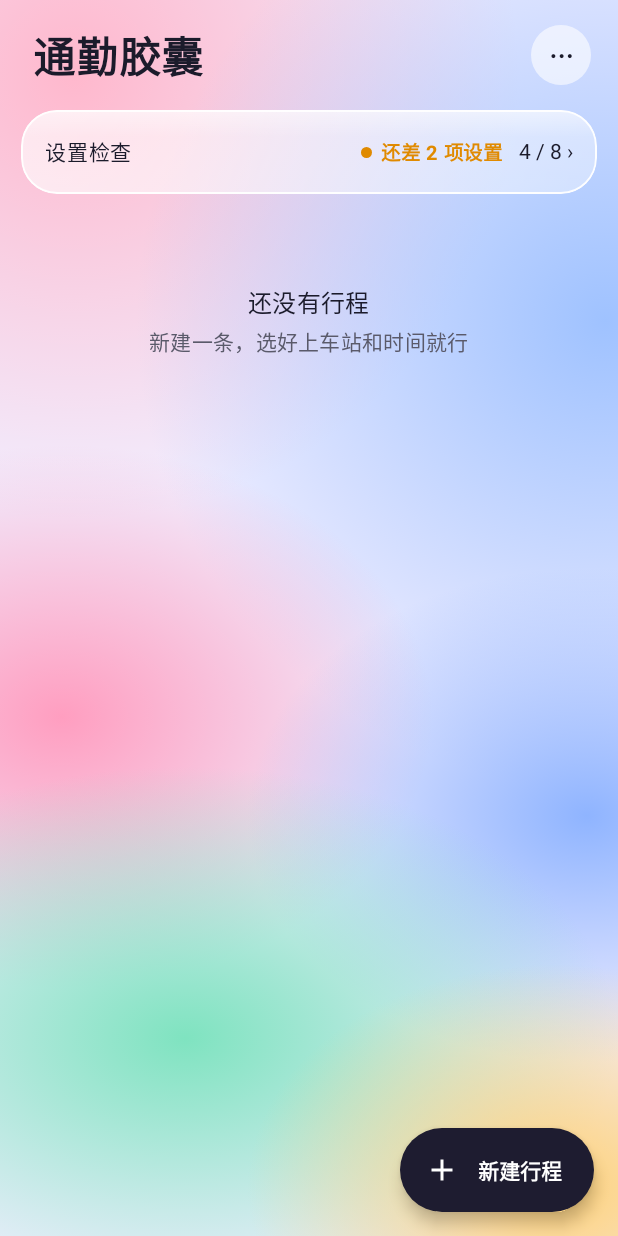
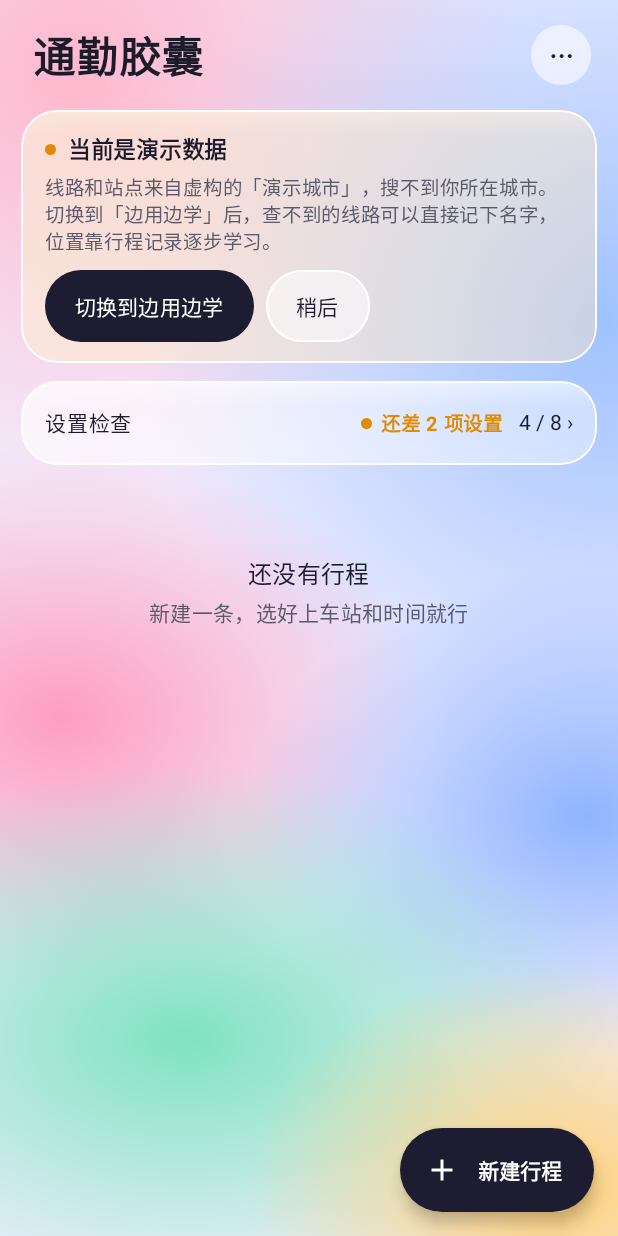
Before and after one commit to Invalided/CommuteCapsule, an Android app built with Jetpack Compose: the screen it shows after launch (MainActivity), on a phone screen of 412 x 824 dp. Run offline under Robolectric (Android 15) with nearby library versions, the phone set to English and light mode, and no system bars; pictures from the network do not load.

Commit message:
Add learn-as-you-go data mode and a home notice for demo data
- Transit: add DataMode (DEMO, LEARN). Without an extension source, DEMO
  keeps the built-in fictional demo city and LEARN uses no data source.
  Installs without a stored choice, including upgrades, remain on DEMO.
  An installed extension source always takes precedence.
- Home: while the demo data is active, show a notice explaining that only
  the fictional demo city is searchable, with a one-tap switch to
  learn-as-you-go mode.
- Data source dialog: choose between learn-as-you-go and demo data; file
  import is listed as upcoming. The region identifier field moves under
  advanced options, as it only applies to extension sources.

```diff
--- a/app/src/main/java/com/busnotice/commute/Transit.kt
+++ b/app/src/main/java/com/busnotice/commute/Transit.kt
@@ -109,6 +109,15 @@ object NoSource : StaticSource {
 object Transit {
     private const val PREFS = "transit"
     private const val KEY_REGION = "region"
+    private const val KEY_MODE = "mode"
+
+    /**
+     * 没有接入扩展数据源时用哪种方式：
+     *  - DEMO：内置的虚构「演示城市」，装上就能把流程走一遍；
+     *  - LEARN：不使用任何数据源，线路和站名由用户直接记下，位置和时刻靠行程记录逐步学习。
+     * 接入了扩展数据源时以扩展数据源为准，这个设置不起作用。
+     */
+    enum class DataMode { DEMO, LEARN }
 
     /** 可选扩展入口（src/extra 里的 object Extras { val sources: List<Any> }），没有就跳过 */
     private const val EXTRAS = "com.busnotice.commute.extra.Extras"
@@ -117,7 +126,11 @@ object Transit {
     @Volatile var realtime: RealtimeSource? = null; private set
     @Volatile var region: String = ""; private set
 
+    @Volatile var mode: DataMode = DataMode.DEMO; private set
+
     @Volatile private var inited = false
+    @Volatile private var extraStatic: StaticSource? = null
+    @Volatile private var extraRealtime: RealtimeSource? = null
 
     /** 给数据源用的 Application Context（读 assets、存缓存等），init 之后可用 */
     lateinit var appContext: Context; private set
@@ -132,12 +145,13 @@ object Transit {
                 k.getMethod("getSources").invoke(k.getField("INSTANCE").get(null)) as List<*>
             }.getOrNull().orEmpty()
             for (o in extras) {
-                if (o is StaticSource && static === NoSource) static = o
-                if (o is RealtimeSource && realtime == null) realtime = o
+                if (o is StaticSource && extraStatic == null) extraStatic = o
+                if (o is RealtimeSource && extraRealtime == null) extraRealtime = o
             }
-            // 什么都没接：用内置的虚构「演示城市」，装上就能把流程走一遍
-            if (static === NoSource) { static = MockSource; if (realtime == null) realtime = MockSource }
             val sp = ctx.getSharedPreferences(PREFS, Context.MODE_PRIVATE)
+            // 没有保存过选择的（含升级用户）按演示数据处理，与之前的行为一致
+            mode = runCatching { DataMode.valueOf(sp.getString(KEY_MODE, null) ?: "") }.getOrDefault(DataMode.DEMO)
+            applySources()
             var r = sp.getString(KEY_REGION, "").orEmpty()
             if (r.isEmpty()) {
                 // 升级迁移：从已保存行程里取区域编号，用户不用重新设置
@@ -151,6 +165,30 @@ object Transit {
             inited = true
         }
     }
+
+    /** 按扩展数据源和用户选择的方式确定当前数据源 */
+    private fun applySources() {
+        val es = extraStatic
+        if (es != null) { static = es; realtime = extraRealtime; return }
+        // 什么都没接：演示方式用内置的虚构「演示城市」，边用边学方式不接任何数据源
+        if (mode == DataMode.DEMO) { static = MockSource; realtime = extraRealtime ?: MockSource }
+        else { static = NoSource; realtime = extraRealtime }
+    }
+
+    fun setMode(ctx: Context, m: DataMode) {
+        mode = m
+        ctx.getSharedPreferences(PREFS, Context.MODE_PRIVATE).edit().putString(KEY_MODE, m.name).apply()
+        synchronized(this) { if (inited) applySources() }
+    }
+
+    /** 接入了扩展数据源（演示 / 边用边学的选择不起作用） */
+    val hasExtraSource get() = extraStatic != null
+
+    /** 当前用的是内置的虚构演示数据 */
+    val usingDemo get() = static === MockSource
+
+    /** 有可以查询的线路和站点数据（演示数据也算） */
+    val hasStaticData get() = static !== NoSource
 
     fun setRegion(ctx: Context, r: String) {
         region = r.trim()
--- a/app/src/main/java/com/busnotice/commute/ui/HomeScreen.kt
+++ b/app/src/main/java/com/busnotice/commute/ui/HomeScreen.kt
@@ -136,6 +136,10 @@ fun HomeScreen(resumeTick: Int, onNew: () -> Unit, onEdit: (Trip) -> Unit) {
     var menuOpen by remember { mutableStateOf(false) }
     var sourceOpen by remember { mutableStateOf(false) }
     var permSheet by remember { mutableStateOf(false) }
+    // 当前用演示数据时首页提示；切换后立即刷新，点「稍后」后到进程结束前不再显示
+    var dataVer by remember { mutableStateOf(0) }
+    var demoHintLater by remember { mutableStateOf(demoHintDismissed) }
+    val usingDemoData = remember(resumeTick, dataVer, sourceOpen) { com.busnotice.commute.Transit.usingDemo }
 
     val permLauncher = rememberLauncherForActivityResult(ActivityResultContracts.RequestMultiplePermissions()) { version++ }
     val perms = remember(resumeTick, version) { permChecks(ctx) { p -> permLauncher.launch(p) } }
@@ -259,6 +263,16 @@ fun HomeScreen(resumeTick: Int, onNew: () -> Unit, onEdit: (Trip) -> Unit) {
                     }
                     if (!demoOn) placeText?.let { PlaceChip(it, dark) }
                   }
+                }
+                if (!demoOn && usingDemoData && !demoHintLater) item(key = "demo-data") {
+                    DemoDataNotice(
+                        dark,
+                        onSwitch = {
+                            com.busnotice.commute.Transit.setMode(ctx, com.busnotice.commute.Transit.DataMode.LEARN); dataVer++
+                            scope.launch { snack.showSnackbar("已切换到边用边学：添加线路时可以直接记下线路名和站名") }
+                        },
+                        onLater = { demoHintLater = true; demoHintDismissed = true },
+                    )
                 }
                 val demoBoard = demo
                 demoCount?.let { n ->
@@ -398,6 +412,34 @@ fun HomeScreen(resumeTick: Int, onNew: () -> Unit, onEdit: (Trip) -> Unit) {
             },
             dismissButton = { DialogButton("取消", onClick = { confirmDelete = null }) },
         )
+    }
+}
+
+/** 演示数据提示点过「稍后」：只在本次进程内记住，下次打开 App 仍会提示 */
+private var demoHintDismissed = false
+
+/** 当前用的是虚构演示数据：说明搜不到真实线路，并可一键切换到「边用边学」 */
+@Composable
+private fun DemoDataNotice(dark: Boolean, onSwitch: () -> Unit, onLater: () -> Unit) {
+    val ink = Fuse.ink(dark)
+    Column(
+        Modifier.fillMaxWidth().glass(dark)
+            .background(Fuse.Amber.copy(alpha = if (dark) 0.14f else 0.10f))
+            .padding(horizontal = 16.dp, vertical = 14.dp),
+    ) {
+        Row(verticalAlignment = Alignment.CenterVertically) {
+            Box(Modifier.size(7.dp).clip(CircleShape).background(Fuse.Amber))
+            Spacer(Modifier.width(8.dp))
+            Text("当前是演示数据", fontSize = 15.sp, fontWeight = FontWeight.Bold, color = ink)
+        }
+        Spacer(Modifier.height(4.dp))
+        Text("线路和站点来自虚构的「演示城市」，搜不到你所在城市。切换到「边用边学」后，查不到的线路可以直接记下名字，位置靠行程记录逐步学习。",
+            fontSize = 13.sp, lineHeight = 18.sp, color = Fuse.dim(dark))
+        Spacer(Modifier.height(10.dp))
+        Row(horizontalArrangement = Arrangement.spacedBy(8.dp)) {
+            PillButton(onClick = onSwitch) { Text("切换到边用边学") }
+            PillButton(secondary = true, onClick = onLater) { Text("稍后") }
+        }
     }
 }
 
```
Also changed, not shown: app/src/main/java/com/busnotice/commute/ui/SourceDialog.kt (+46 -7 lines).
